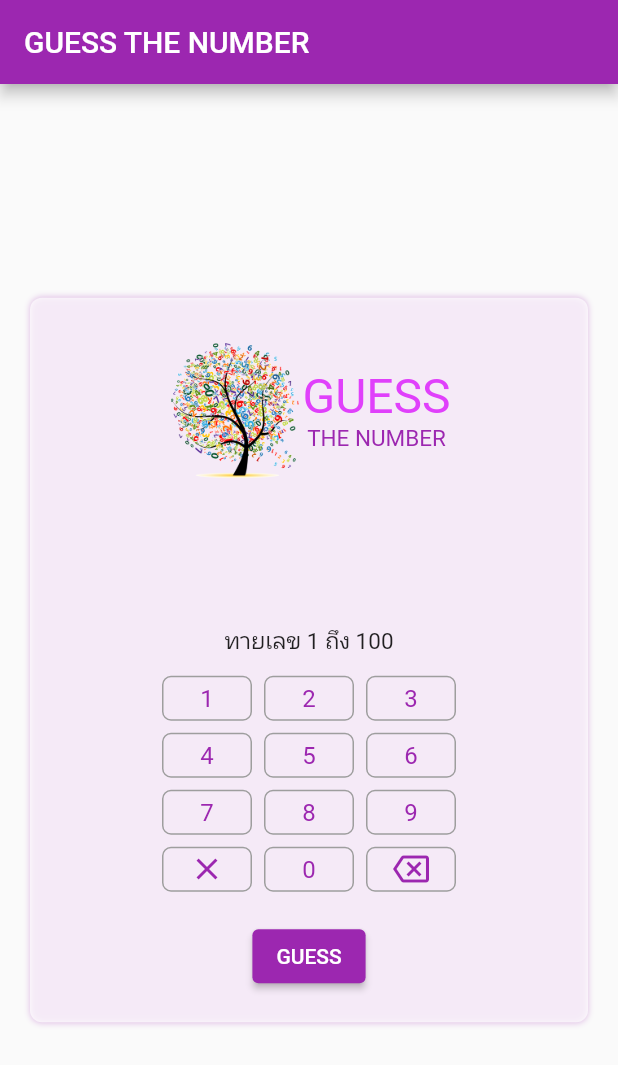
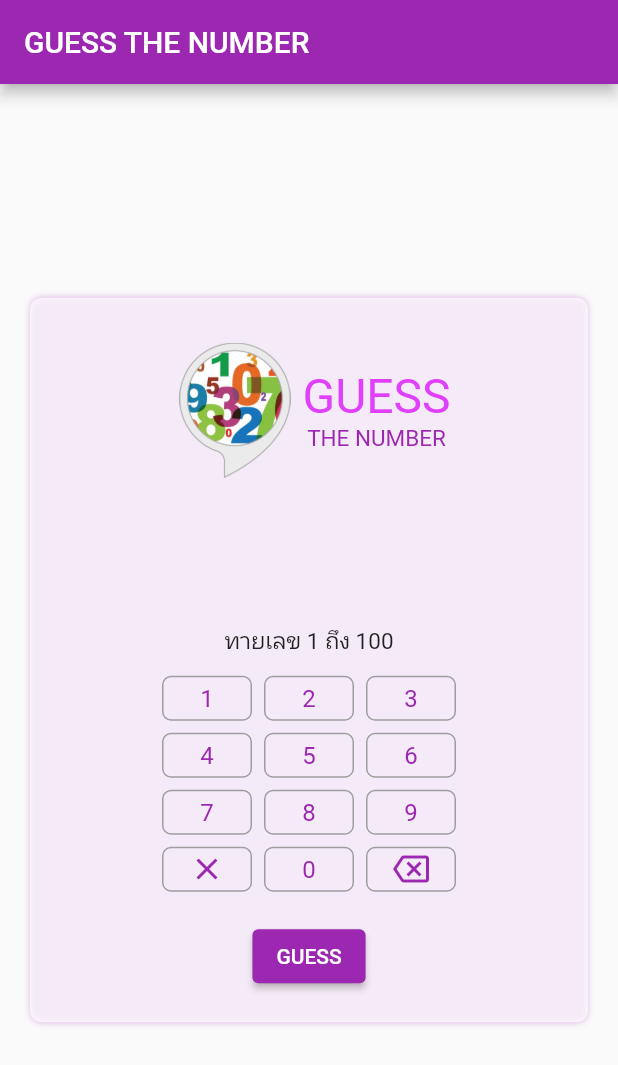
Before and after one commit to Ploychomphuu/As3, a Flutter app: the screen it shows after launch, on a phone screen of 412 x 824 dp. Shown: the top 1065 px of the screen. Run offline on Flutter 3.47's test engine with Material 2 defaults, Android fonts, the light colour scheme and no system bars; our stand-ins replace google_fonts; Roboto replaces fonts that are missing (Mali).

Commit message:
assingmant3

```diff
--- a/lib/game_page.dart
+++ b/lib/game_page.dart
@@ -166,7 +166,7 @@ class _GamePageState extends State<GamePage> {
                     mainAxisAlignment: MainAxisAlignment.center,
                     children: [
                       Image.asset(
-                        "assets/images/math.png",
+                        "assets/images/guess_logo.png",
                         height: 90,
                         width: 90,
                       ),
```
Also changed, not shown: assets/images/guess_logo.png (added), assets/images/math.png (deleted).
